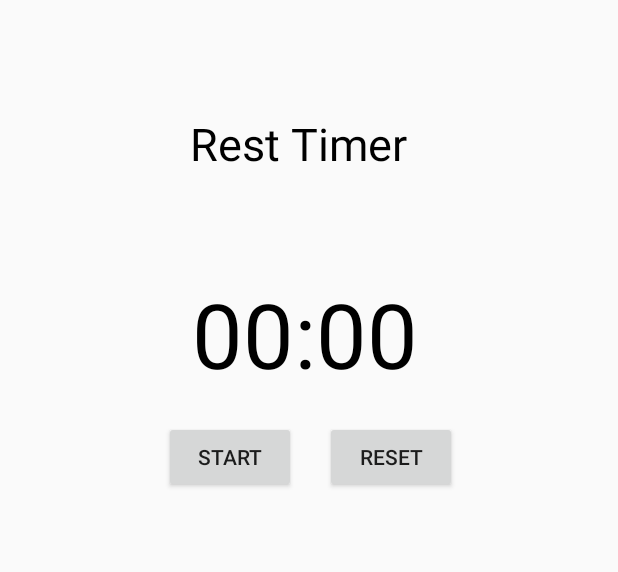
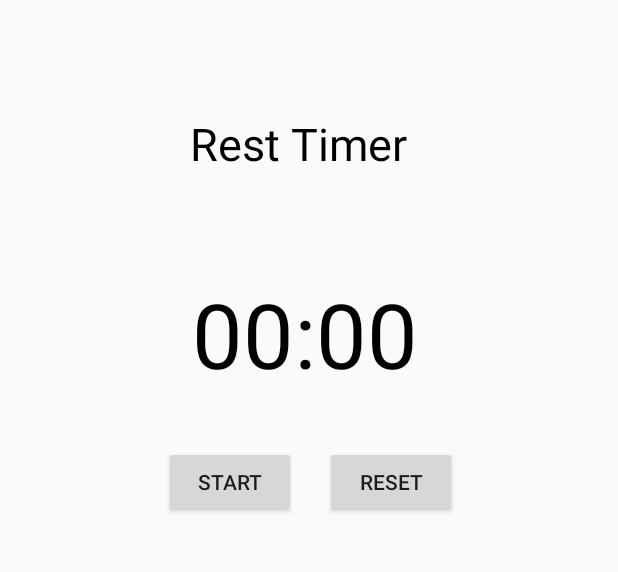
Before and after one commit to angad-singh15/CS449-Project, an Android app: the layout activity_timer.xml on its own in the app's theme, with its tools: preview values and no code run, on a phone screen of 412 x 824 dp, the part 135-707 px from its top. Run offline under Robolectric (Android 15) with nearby library versions, the phone set to English and light mode, and no system bars.

Commit message:
Updated rest timer

```diff
--- a/app/src/main/res/layout/activity_timer.xml
+++ b/app/src/main/res/layout/activity_timer.xml
@@ -46,7 +46,7 @@
         app:layout_constraintVertical_bias="0.087" />
 
     <TextView
-        android:id="@+id/text_view_countdown"
+        android:id="@+id/view_countdown"
         android:layout_width="wrap_content"
         android:layout_height="wrap_content"
         android:layout_centerHorizontal="true"
@@ -62,10 +62,10 @@
         app:layout_constraintVertical_bias="0.366" />
 
     <Button
-        android:id="@+id/button_reset"
+        android:id="@+id/reset_timerBttn"
         android:layout_width="wrap_content"
         android:layout_height="wrap_content"
-        android:layout_below="@+id/text_view_countdown"
+        android:layout_below="@+id/view_countdown"
         android:text="reset"
         android:visibility="invisible"
         app:layout_constraintBottom_toBottomOf="parent"
@@ -73,31 +73,31 @@
         app:layout_constraintHorizontal_bias="0.668"
         app:layout_constraintStart_toStartOf="parent"
         app:layout_constraintTop_toTopOf="parent"
-        app:layout_constraintVertical_bias="0.478"
+        app:layout_constraintVertical_bias="0.499"
         tools:visibility="visible" />
 
     <Button
-        android:id="@+id/button_start_pause"
+        android:id="@+id/start_pauseBttn"
         android:layout_width="wrap_content"
         android:layout_height="wrap_content"
-        android:layout_below="@+id/text_view_countdown"
+        android:layout_below="@+id/view_countdown"
         android:layout_centerHorizontal="true"
         android:text="start"
         app:layout_constraintBottom_toBottomOf="parent"
-        app:layout_constraintEnd_toStartOf="@+id/button_reset"
+        app:layout_constraintEnd_toStartOf="@+id/reset_timerBttn"
         app:layout_constraintHorizontal_bias="0.851"
         app:layout_constraintStart_toStartOf="parent"
         app:layout_constraintTop_toTopOf="parent"
-        app:layout_constraintVertical_bias="0.478" />
+        app:layout_constraintVertical_bias="0.499" />
 
     <TextView
-        android:id="@+id/textView2"
+        android:id="@+id/timerHeading"
         android:layout_width="wrap_content"
         android:layout_height="wrap_content"
         android:text="Rest Timer"
         android:textColor="@android:color/black"
         android:textSize="30sp"
-        app:layout_constraintBottom_toTopOf="@+id/text_view_countdown"
+        app:layout_constraintBottom_toTopOf="@+id/view_countdown"
         app:layout_constraintEnd_toEndOf="parent"
         app:layout_constraintHorizontal_bias="0.473"
         app:layout_constraintStart_toStartOf="parent"
```
Also changed, not shown: app/src/main/java/com/example/fitnotes/TimerActivity.java (+87 -1 lines), app/src/main/res/layout/activity_workout.xml (+66 -2 lines).
